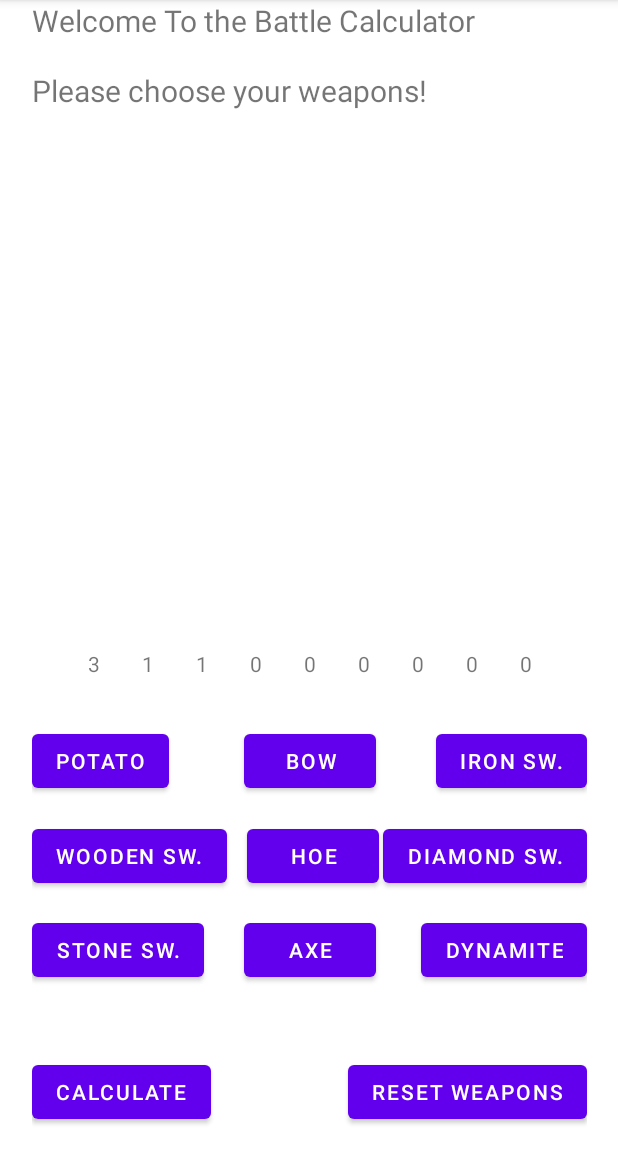
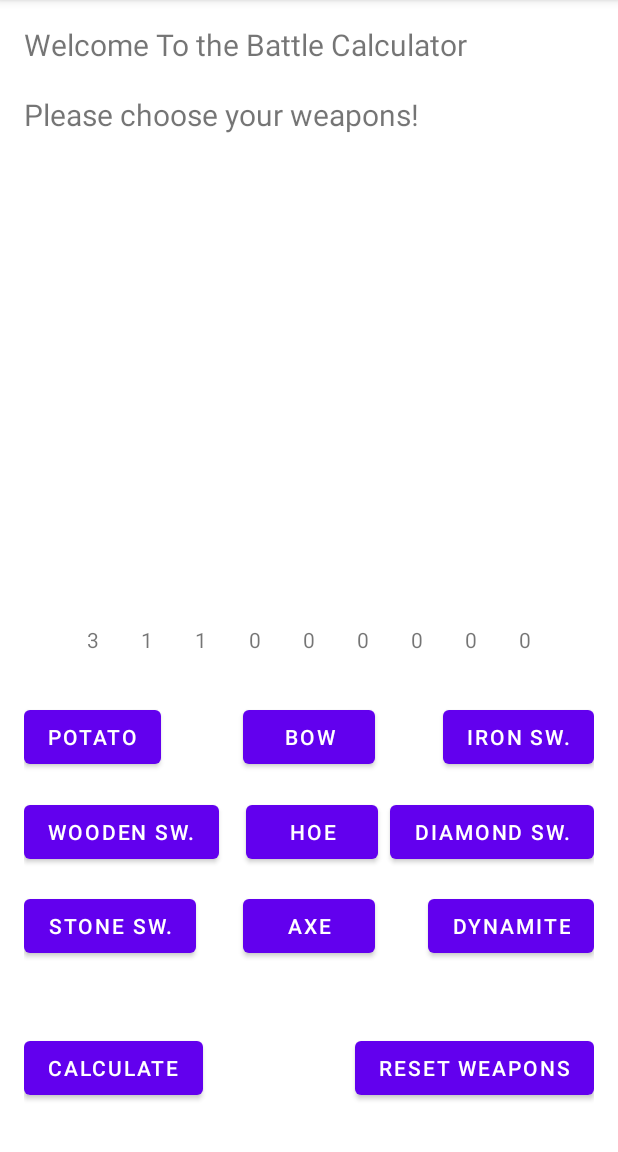
Before and after one commit to fremling/BiomesCalulator, an Android app: the screen it shows after launch (MainActivity), on a phone screen of 412 x 824 dp, the part 84-1236 px from its top. Run offline under Robolectric (Android 15) with nearby library versions, the phone set to English and light mode, and no system bars.

Commit message:
Added some padding.

```diff
--- a/app/src/main/res/layout/activity_main.xml
+++ b/app/src/main/res/layout/activity_main.xml
@@ -4,11 +4,12 @@
     xmlns:tools="http://schemas.android.com/tools"
     android:layout_width="match_parent"
     android:layout_height="match_parent"
+    android:padding="16dp"
     tools:context=".MainActivity">
 
     <androidx.constraintlayout.widget.ConstraintLayout
         android:id="@+id/LayoutButtons"
-        android:layout_width="370dp"
+        android:layout_width="0dp"
         android:layout_height="300dp"
         android:layout_marginBottom="16dp"
         app:layout_constraintBottom_toBottomOf="parent"
```
